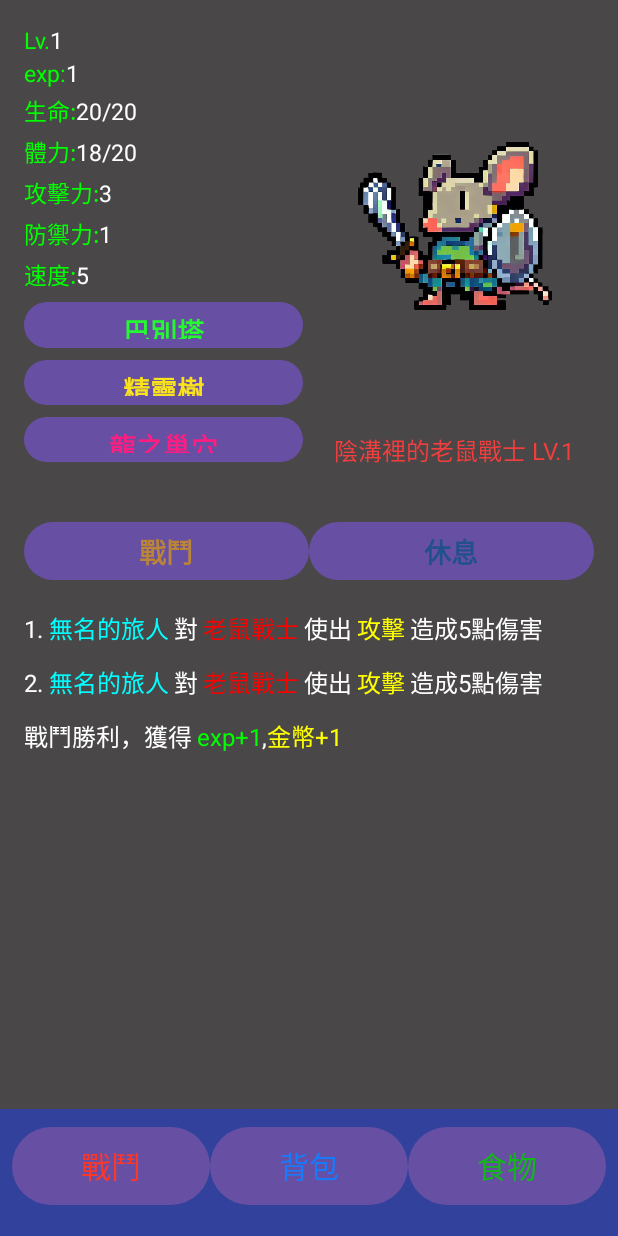
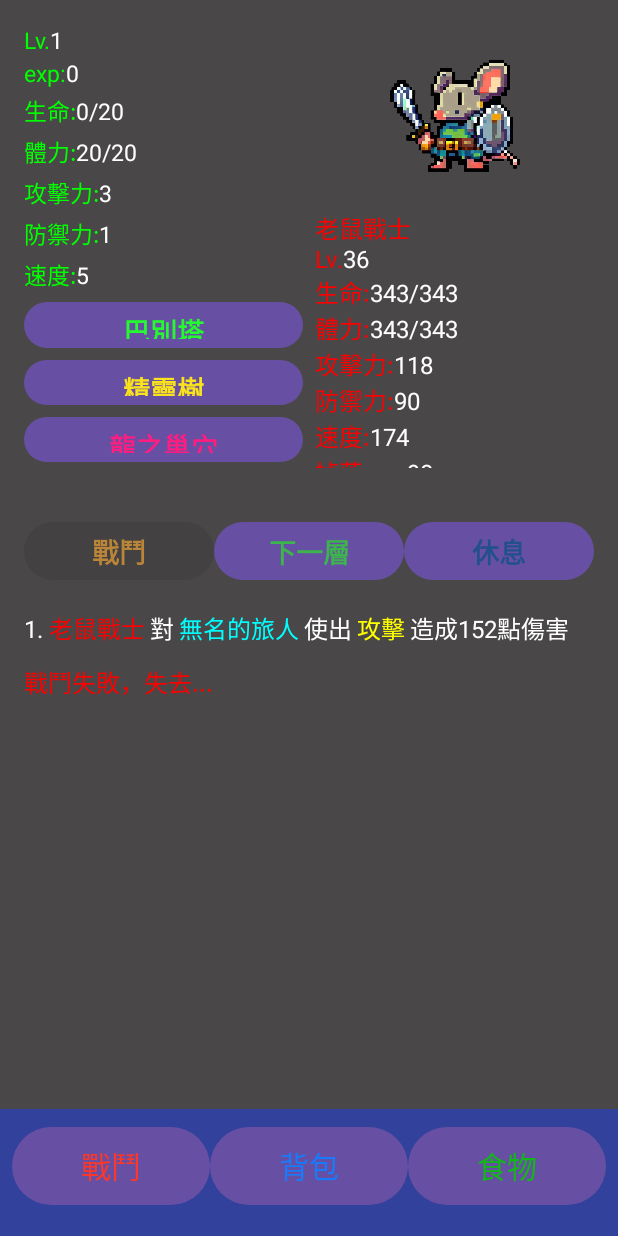
Before and after one commit to Takina4445/Dungeon, an Android app: the screen it shows after launch (MainActivity), after a tap on "戰鬥", on a phone screen of 412 x 824 dp. Run offline under Robolectric (Android 15) with nearby library versions, the phone set to English and light mode, and no system bars.

Commit message:
ver 0.14.0
新增戰鬥區域 與 怪物等級(含其兩者關聯)
新增怪物等級與怪物數值關係
新增顯示怪物數值區域

```diff
--- a/app/src/main/java/com/example/dungeon/MainActivity.kt
+++ b/app/src/main/java/com/example/dungeon/MainActivity.kt
@@ -2,6 +2,7 @@ package com.example.dungeon
 
 //import android.annotation.SuppressLint
 //import android.app.NotificationManager
+import android.annotation.SuppressLint
 import android.app.AlertDialog
 import android.content.ContentValues
 //import android.content.Context
@@ -36,13 +37,17 @@ class MainActivity : AppCompatActivity() {
     private lateinit var battle_log:TextView
     private lateinit var button_battle:Button
     private lateinit var button_rest:Button
+    private lateinit var button_place_1:Button
+    private lateinit var button_place_2:Button
+    private lateinit var button_place_3:Button
     val DB_FILE = "doungeon.db"
     val DB_TABLE = "player"
     val DB_TABLE_MONSTER = "monster"
     val DB_TABLE_SKILLS="skills"
     val DB_TABLE_USE_SKILL="useskill"
     val DB_TABLE_ITEM="item"
-
+    var public_var_dungeon_place:Int=1
+    var public_var_dungeon_level:Int=1
 
 
     override fun onCreate(savedInstanceState: Bundle?) {
@@ -56,15 +61,38 @@ class MainActivity : AppCompatActivity() {
         //在fun player_status_change()中
         val button_battle:Button=findViewById<Button>(R.id.button_battle)
         val button_rest:Button=findViewById<Button>(R.id.button_rest)
+        val button_place_1:Button=findViewById<Button>(R.id.button_place1)
+        val button_place_2:Button=findViewById<Button>(R.id.button_place2)
+        val button_place_3:Button=findViewById<Button>(R.id.button_place3)
         button_main.setOnClickListener(ActivityChange_main)
         button_item.setOnClickListener(ActivityChange_item)
         button_food.setOnClickListener(ActivityChange_food)
         button_battle.setOnClickListener(Activity_battle)
         button_rest.setOnClickListener(Activity_rest)
+        button_place_1.setOnClickListener(ActivityChange_Place_1)
+        button_place_2.setOnClickListener(ActivityChange_Place_2)
+        button_place_3.setOnClickListener(ActivityChange_Place_3)
         player_status_change()//刷新玩家資料
         val battle_log:TextView=findViewById<TextView>(R.id.textview_battleprocess)//戰鬥紀錄
         battle_log.text= ""
 
+    }
+    ////////////////////
+    private val ActivityChange_Place_1= View.OnClickListener{
+        //切換至主place1
+        public_var_dungeon_place=1
+        public_var_dungeon_level=1
+
+    }
+    private val ActivityChange_Place_2= View.OnClickListener{
+        //切換至主place1
+        public_var_dungeon_place=2
+        public_var_dungeon_level=1
+    }
+    private val ActivityChange_Place_3= View.OnClickListener{
+        //切換至主place1
+        public_var_dungeon_place=3
+        public_var_dungeon_level=1
     }
 
     ////////////////////
@@ -109,7 +137,27 @@ class MainActivity : AppCompatActivity() {
         }
         return hashMap
     }
+    ///////////////////
+    fun monster_level_count(cursor:ContentValues,obj_level:Int):ContentValues{
+        var var_level_cursor:ContentValues=cursor
+        var level:Double=obj_level.toDouble()
+        var_level_cursor.put("hp",monster_level_count_put("hp",var_level_cursor,level))
+        var_level_cursor.put("maxhp",monster_level_count_put("maxhp",var_level_cursor,level))
+        var_level_cursor.put("stamina",monster_level_count_put("stamina",var_level_cursor,level))
+        var_level_cursor.put("maxstamina",monster_level_count_put("maxstamina",var_level_cursor,level))
+        var_level_cursor.put("atk",monster_level_count_put("atk",var_level_cursor,level))
+        var_level_cursor.put("def",monster_level_count_put("def",var_level_cursor,level))
+        var_level_cursor.put("speed",monster_level_count_put("speed",var_level_cursor,level))
+        var_level_cursor.put("exp",monster_level_count_put("exp",var_level_cursor,level))
+        var_level_cursor.put("money",monster_level_count_put("money",var_level_cursor,level))
+        return var_level_cursor
+    }
+    ///////////////////
 
+    private fun monster_level_count_put(key: String, cursor: ContentValues, level: Double): Int{
+        var var_pow_per_level:Double=1.1
+        return ((cursor.getAsInteger(key)+1)*Math.pow(var_pow_per_level, (level-1.0)) + level-2).toInt()
+    }
 
     ///////////////////
     private fun player_status_change(){
@@ -145,6 +193,34 @@ class MainActivity : AppCompatActivity() {
                 +"<font color=${Color.WHITE}>"+obj_player.getAsInteger("money")+"<br></font>"
         ,Html.FROM_HTML_MODE_LEGACY)
 
+    }
+    private fun monster_status_change(obj_monster:ContentValues,level:Int){
+        val textview_monster_status:TextView=findViewById<TextView>(R.id.textview_EnemyStatus)
+        textview_monster_status.text=Html.fromHtml(
+            "<font color=${Color.RED}>"+obj_monster.getAsString("name")+"<br></font>"
+                    +"<font color=${Color.RED}>Lv.</font>"
+                    +"<font color=${Color.WHITE}>"+level+"<br></font>"
+                    +"<font color=${Color.RED}>生命:</font>"
+                    +"<font color=${Color.WHITE}>"+obj_monster.getAsInteger("hp")+"/"+obj_monster.getAsInteger("maxhp")+"<br></font>"
+                    +"<font color=${Color.RED}>體力:</font>"
+                    +"<font color=${Color.WHITE}>"+obj_monster.getAsInteger("stamina")+"/"+obj_monster.getAsInteger("maxstamina")+"<br></font>"
+                    +"<font color=${Color.RED}>攻擊力:</font>"
+                    +"<font color=${Color.WHITE}>"+obj_monster.getAsInteger("atk")+"<br></font>"
+                    +"<font color=${Color.RED}>防禦力:</font>"
+                    +"<font color=${Color.WHITE}>"+obj_monster.getAsInteger("def")+"<br></font>"
+                    +"<font color=${Color.RED}>速度:</font>"
+                    +"<font color=${Color.WHITE}>"+obj_monster.getAsInteger("speed")+"<br></font>"
+                    +"<font color=${Color.RED}>掉落exp:</font>"
+                    +"<font color=${Color.WHITE}>"+obj_monster.getAsInteger("exp")+"<br></font>"
+                    +"<font color=${Color.RED}>掉落金錢:</font>"
+                    +"<font color=${Color.WHITE}>"+obj_monster.getAsInteger("money")+"<br></font>"
+            ,Html.FROM_HTML_MODE_LEGACY)
+
+
+    }
+    private fun monster_level_select():Int{
+        //怪物等級
+        return (Math.pow(3.5,(public_var_dungeon_place.toDouble()-1.0))*(public_var_dungeon_place)+((public_var_dungeon_level/5).toInt()*2.0)).toInt()
     }
     fun Is_Die(){
         val button_battle:Button=findViewById<Button>(R.id.button_battle)
@@ -205,12 +281,18 @@ class MainActivity : AppCompatActivity() {
 
         var obj_monster :ContentValues = Cursor_To_ContentValues(cursor)
 
+        ////
+        //怪物等級
+        var var_monster_level=monster_level_select()
+
+        obj_monster=monster_level_count(obj_monster,var_monster_level)
+        monster_status_change(obj_monster,var_monster_level)
+        ////
         var db_table="monster LEFT JOIN useskill ON monster.name = useskill.user_name LEFT JOIN skills ON useskill.skill_name = skills.skill_name"
         var db_columns= arrayOf("skills.skill_name","skills.skill_damage_multiplier")
 
         val skill_cursor = MyDB.query(db_table,db_columns ,selection, selectionArgs, null, null, null)
 //        var obj_skill_list:ContentValues=Cursor_To_ContentValues(skill_cursor)
-
         var obj_skill_list=Cursor_to_HashMap(skill_cursor)
         obj_skill_list.put("攻擊",1.3)
 //        val monsterName =obj_monster.get("name")
@@ -224,7 +306,7 @@ class MainActivity : AppCompatActivity() {
         var var_battle_round:Int=0
         var var_monster_weaken:Double=1.0//怪獸傷害削弱
 
-        while (obj_player.getAsInteger("hp")>0&&obj_monster.getAsInteger("hp")>0){
+            while (obj_player.getAsInteger("hp")>0&&obj_monster.getAsInteger("hp")>0){
             var_battle_round+=1
             var_totalweight=obj_player.getAsInteger("stamina")+obj_monster.getAsInteger("stamina")
 
@@ -396,10 +478,10 @@ class MainActivity : AppCompatActivity() {
         var var_heal_hp:Int
         var var_heal_stamina_add:Int
         var var_heal_stamina:Int
-        var var_rest_need_money=1//休息消耗金幣 改比率
+        var var_rest_need_money=0//休息消耗金幣 改比率
         if(obj_player.getAsInteger("money")>=var_rest_need_money){
-            var_heal_hp_add=((obj_player.getAsInteger("maxhp")-obj_player.getAsInteger("hp"))*0.4).toInt()
-            var_heal_stamina_add=((obj_player.getAsInteger("maxstamina")-obj_player.getAsInteger("stamina"))*0.4).toInt()
+            var_heal_hp_add=((obj_player.getAsInteger("maxhp")-obj_player.getAsInteger("hp"))*0.4+1).toInt()
+            var_heal_stamina_add=((obj_player.getAsInteger("maxstamina")-obj_player.getAsInteger("stamina"))*0.4+1).toInt()
             if(obj_player.getAsInteger("hp")+var_heal_hp_add<=obj_player.getAsInteger("maxhp")){
                 var_heal_hp=obj_player.getAsInteger("hp")+var_heal_hp_add
             }
--- a/app/src/main/res/layout/activity_main.xml
+++ b/app/src/main/res/layout/activity_main.xml
@@ -79,6 +79,7 @@
                             tools:ignore="TouchTargetSizeCheck" />
 
                         <Button
+                            android:id="@+id/button_place2"
                             android:layout_width="match_parent"
                             android:layout_height="wrap_content"
                             android:layout_weight="1"
@@ -89,6 +90,7 @@
                             tools:ignore="TouchTargetSizeCheck" />
 
                         <Button
+                            android:id="@+id/button_place3"
                             android:layout_width="match_parent"
                             android:layout_height="wrap_content"
                             android:layout_weight="1"
@@ -113,19 +115,27 @@
                     <ImageView
                         android:id="@+id/imageview_EnemyPic"
                         android:layout_width="match_parent"
-                        android:layout_height="0dp"
+                        android:layout_height="match_parent"
+                        android:layout_weight="3"
+                        android:src="@drawable/mouse" />
+                    <LinearLayout
+                        android:layout_width="match_parent"
+                        android:layout_height="match_parent"
                         android:layout_weight="1"
-                        android:src="@drawable/mouse" />
-
+                        android:orientation="vertical">
+                    <ScrollView
+                        android:layout_width="match_parent"
+                        android:layout_height="match_parent">
                     <TextView
-                        android:id="@+id/textview_EnemyName"
-                        android:layout_width="wrap_content"
-                        android:layout_height="wrap_content"
+                        android:id="@+id/textview_EnemyStatus"
+                        android:layout_width="match_parent"
+                        android:layout_height="match_parent"
                         android:layout_gravity="center_horizontal"
-                        android:text="陰溝裡的老鼠戰士 LV.1"
-                        android:textColor="#F43D3D"
+                        android:text=""
+                        android:textColor="#FFFFFF"
                         android:textSize="16sp" />
-
+                </ScrollView>
+                    </LinearLayout>
                 </LinearLayout>
 
 
@@ -163,7 +173,17 @@
                     android:textStyle="bold"
                     tools:ignore="TouchTargetSizeCheck" />
 
-
+                <Button
+                    android:id="@+id/button_next_level"
+                    android:layout_width="0dp"
+                    android:layout_height="wrap_content"
+                    android:layout_weight="48"
+                    android:minHeight="30dp"
+                    android:text="下一層"
+                    android:textColor="#3DB54D"
+                    android:textSize="18sp"
+                    android:textStyle="bold"
+                    tools:ignore="TouchTargetSizeCheck" />
                 <Button
                     android:id="@+id/button_rest"
                     android:layout_width="0dp"
```
